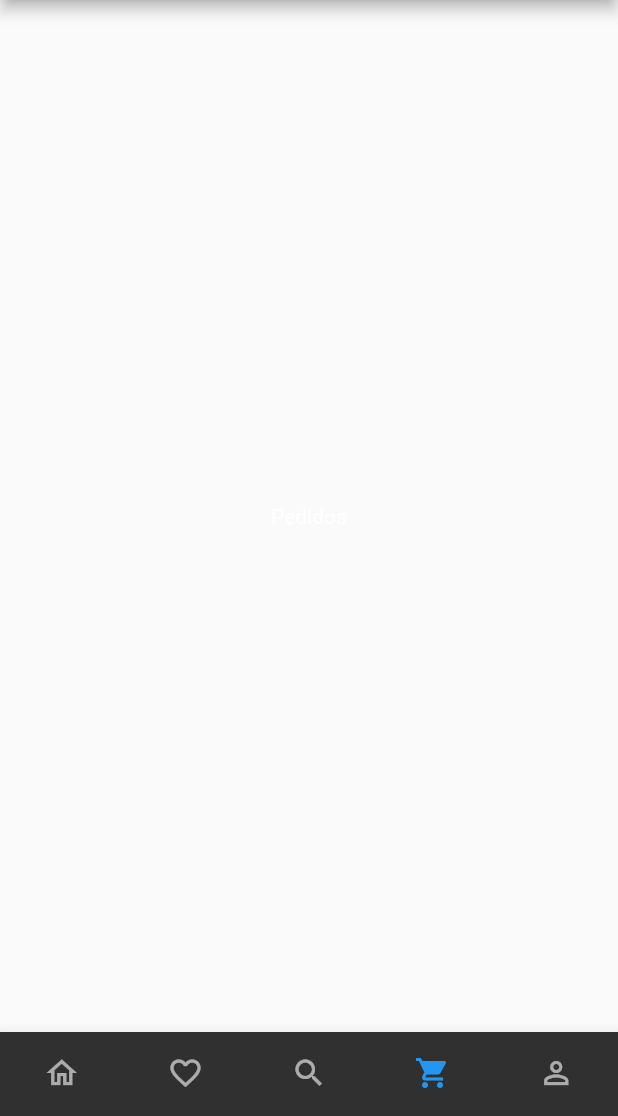
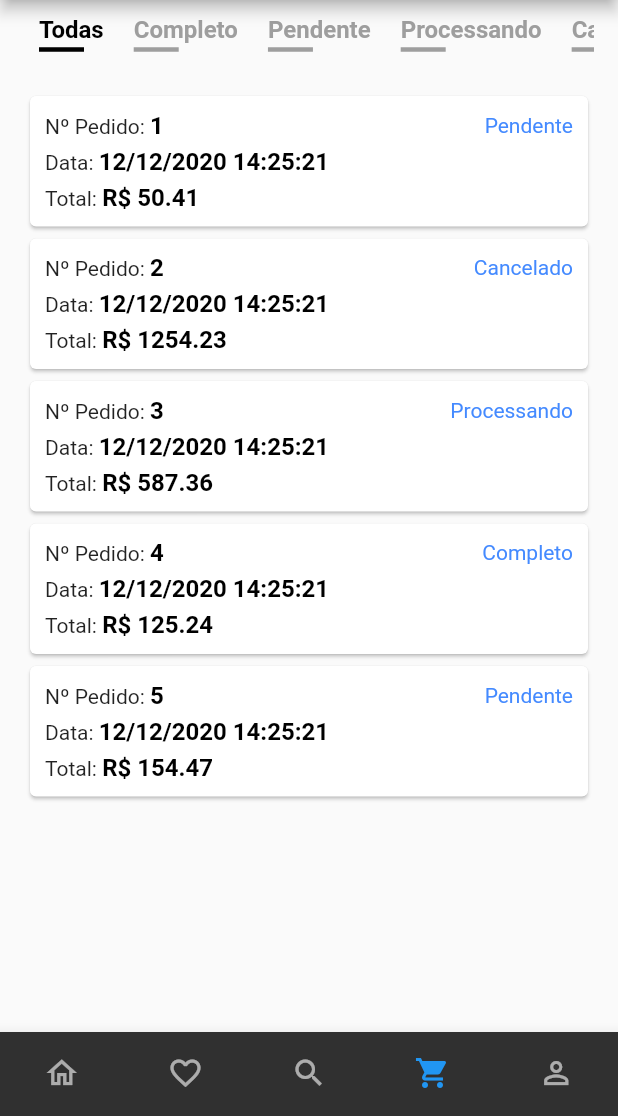
Before and after one commit to Clesyo/schop, a Flutter app: the screen it shows after launch, item 4 of the bottom bar chosen, on a phone screen of 412 x 824 dp, the part 120-1236 px from its top. Run offline on Flutter 3.47's test engine with Material 2 defaults, Android fonts, the phone set to English and light mode, and no system bars; our stand-ins replace google_fonts.

Commit message:
Criando detalhes de produtos e pedido

```diff
--- a/lib/detail/detail_page.dart
+++ b/lib/details/detail_product/detail_page.dart
@@ -1,7 +1,8 @@
 import 'package:CShop/core/app_colors.dart';
-import 'package:CShop/detail/widget/detail_body_widget.dart';
 import 'package:CShop/models/products.dart';
 import 'package:flutter/material.dart';
+
+import 'widget/detail_body_widget.dart';
 
 class DetailPage extends StatelessWidget {
   final Product product;
--- a/lib/detail/widget/detail_body_widget.dart
+++ b/lib/details/detail_product/widget/detail_body_widget.dart
@@ -1,9 +1,10 @@
 import 'package:CShop/core/app_colors.dart';
-import 'package:CShop/detail/widget/cart_counter_widget.dart';
-import 'package:CShop/detail/widget/poduct_title_image_widget.dart';
 import 'package:flutter/material.dart';
 
 import 'package:CShop/models/products.dart';
+
+import 'cart_counter_widget.dart';
+import 'poduct_title_image_widget.dart';
 
 class DetailBodyWidget extends StatelessWidget {
   final Product product;
--- a/lib/home/pages/home_fragment.dart
+++ b/lib/home/pages/home_fragment.dart
@@ -1,5 +1,5 @@
 import 'package:CShop/core/app_icons.dart';
-import 'package:CShop/detail/detail_page.dart';
+import 'package:CShop/details/detail_page.dart';
 import 'package:CShop/home/widget/card_category_widget.dart';
 import 'package:CShop/home/widget/card_item_widget.dart';
 import 'package:CShop/models/products.dart';
@@ -14,7 +14,9 @@ class HomeFragment extends StatelessWidget {
         padding: EdgeInsets.symmetric(horizontal: 6, vertical: 10),
         child: Column(
           children: [
-            CardCategoryWidget(),
+            CardCategoryWidget(
+              list: ["Alcoólicas", "Não Alcoólicas", "Outras Mercadorias"],
+            ),
             SizedBox(
               height: 25,
             ),
--- a/lib/home/pages/order_fragment.dart
+++ b/lib/home/pages/order_fragment.dart
@@ -1,14 +1,39 @@
+import 'package:CShop/core/app_colors.dart';
+import 'package:CShop/home/widget/card_category_widget.dart';
+import 'package:CShop/home/widget/card_detail_order_widget.dart';
+import 'package:CShop/models/orders.dart';
 import 'package:flutter/material.dart';
 
 class OrderFragment extends StatelessWidget {
+  List<Orders> orders = Orders.orders;
   @override
   Widget build(BuildContext context) {
-    return Container(
-        child: Center(
-      child: Text(
-        "Pedidos",
-        style: TextStyle(color: Colors.white),
-      ),
-    ));
+    return Padding(
+        padding: EdgeInsets.symmetric(horizontal: 6, vertical: 10),
+        child: Column(
+          children: <Widget>[
+            CardCategoryWidget(
+              list: [
+                "Todas",
+                "Completo",
+                "Pendente",
+                "Processando",
+                "Cancelado"
+              ],
+            ),
+            SizedBox(
+              height: 25,
+            ),
+            Expanded(
+                child: ListView.builder(
+              itemCount: orders.length,
+              scrollDirection: Axis.vertical,
+              itemBuilder: (BuildContext context, int index) =>
+                  CardDetailOrderWidget(
+                order: orders[index],
+              ),
+            ))
+          ],
+        ));
   }
 }
--- a/lib/home/pages/profile_fragment.dart
+++ b/lib/home/pages/profile_fragment.dart
@@ -7,7 +7,7 @@ class ProfileFragment extends StatelessWidget {
       child: Center(
         child: Text(
           "Perfil",
-          style: TextStyle(color: Colors.white),
+          style: TextStyle(color: Colors.black),
         ),
       ),
     );
--- a/lib/home/pages/search_fragement.dart
+++ b/lib/home/pages/search_fragement.dart
@@ -7,7 +7,7 @@ class SearchFragment extends StatelessWidget {
       child: Center(
         child: Text(
           "Busca",
-          style: TextStyle(color: Colors.white),
+          style: TextStyle(color: Colors.black),
         ),
       ),
     );
--- a/lib/home/widget/card_category_widget.dart
+++ b/lib/home/widget/card_category_widget.dart
@@ -1,20 +1,20 @@
+import 'package:flutter/material.dart';
+
 import 'package:CShop/core/app_colors.dart';
 import 'package:CShop/core/app_icons.dart';
-import 'package:flutter/material.dart';
 
 class CardCategoryWidget extends StatefulWidget {
-  CardCategoryWidget({Key? key}) : super(key: key);
+  final List<String> list;
+  CardCategoryWidget({
+    Key? key,
+    required this.list,
+  }) : super(key: key);
 
   @override
   _CardCategoryWidgetState createState() => _CardCategoryWidgetState();
 }
 
 class _CardCategoryWidgetState extends State<CardCategoryWidget> {
-  List<String> categories = [
-    "Alcoólicas",
-    "Não Alcoólicas",
-    "Outras Mercadorias"
-  ];
   int selectedIndex = 0;
   @override
   Widget build(BuildContext context) {
@@ -24,7 +24,7 @@ class _CardCategoryWidgetState extends State<CardCategoryWidget> {
         height: 25,
         child: ListView.builder(
             scrollDirection: Axis.horizontal,
-            itemCount: categories.length,
+            itemCount: widget.list.length,
             itemBuilder: (context, index) => buildCategory(index)),
       ),
     );
@@ -42,7 +42,7 @@ class _CardCategoryWidgetState extends State<CardCategoryWidget> {
         child: Column(
           crossAxisAlignment: CrossAxisAlignment.start,
           children: [
-            Text(categories[index],
+            Text(widget.list[index],
                 style: TextStyle(
                     color: selectedIndex == index ? Colors.black : Colors.grey,
                     fontSize: 16,
--- /dev/null
+++ b/lib/home/widget/card_detail_order_widget.dart
@@ -0,0 +1,68 @@
+import 'package:flutter/material.dart';
+
+import 'package:CShop/models/orders.dart';
+
+class CardDetailOrderWidget extends StatelessWidget {
+  final Orders order;
+  const CardDetailOrderWidget({
+    Key? key,
+    required this.order,
+  }) : super(key: key);
+  @override
+  Widget build(BuildContext context) {
+    // Size size = MediaQuery.of(context).size;
+    return Padding(
+      padding: EdgeInsets.symmetric(horizontal: 10),
+      child: Card(
+        child: Padding(
+          padding: const EdgeInsets.all(10.0),
+          child: Column(
+            children: <Widget>[
+              Row(
+                mainAxisAlignment: MainAxisAlignment.spaceBetween,
+                children: [
+                  Text.rich(TextSpan(children: [
+                    TextSpan(text: "Nº Pedido: "),
+                    TextSpan(
+                        text: order.nunOrder.toString(),
+                        style: Theme.of(context).textTheme.subtitle1!.copyWith(
+                            color: Colors.black, fontWeight: FontWeight.bold))
+                  ])),
+                  Text(order.status, style: TextStyle(color: Colors.blueAccent))
+                ],
+              ),
+              SizedBox(
+                height: 5,
+              ),
+              Row(
+                children: [
+                  Text.rich(TextSpan(children: [
+                    TextSpan(text: "Data: "),
+                    TextSpan(
+                        text: order.date,
+                        style: Theme.of(context).textTheme.subtitle1!.copyWith(
+                            color: Colors.black, fontWeight: FontWeight.bold))
+                  ])),
+                ],
+              ),
+              SizedBox(
+                height: 5,
+              ),
+              Row(
+                children: [
+                  Text.rich(TextSpan(children: [
+                    TextSpan(text: "Total: "),
+                    TextSpan(
+                        text: "R\$ ${order.total}",
+                        style: Theme.of(context).textTheme.subtitle1!.copyWith(
+                            color: Colors.black, fontWeight: FontWeight.bold))
+                  ])),
+                ],
+              ),
+            ],
+          ),
+        ),
+      ),
+    );
+  }
+}
--- /dev/null
+++ b/lib/models/orders.dart
@@ -0,0 +1,40 @@
+class Orders {
+  final int nunOrder;
+  final String date;
+  final String status;
+  final double total;
+  Orders({
+    required this.nunOrder,
+    required this.date,
+    required this.status,
+    required this.total,
+  });
+
+  static List<Orders> get orders => [
+        Orders(
+            nunOrder: 1,
+            date: "12/12/2020 14:25:21",
+            status: "Pendente",
+            total: 50.41),
+        Orders(
+            nunOrder: 2,
+            date: "12/12/2020 14:25:21",
+            status: "Cancelado",
+            total: 1254.23),
+        Orders(
+            nunOrder: 3,
+            date: "12/12/2020 14:25:21",
+            status: "Processando",
+            total: 587.36),
+        Orders(
+            nunOrder: 4,
+            date: "12/12/2020 14:25:21",
+            status: "Completo",
+            total: 125.24),
+        Orders(
+            nunOrder: 5,
+            date: "12/12/2020 14:25:21",
+            status: "Pendente",
+            total: 154.47),
+      ];
+}
```
Also changed, not shown: lib/details/detail_product/widget/cart_counter_widget.dart (renamed from lib/detail/widget/cart_counter_widget.dart), lib/details/detail_product/widget/poduct_title_image_widget.dart (renamed from lib/detail/widget/poduct_title_image_widget.dart).
